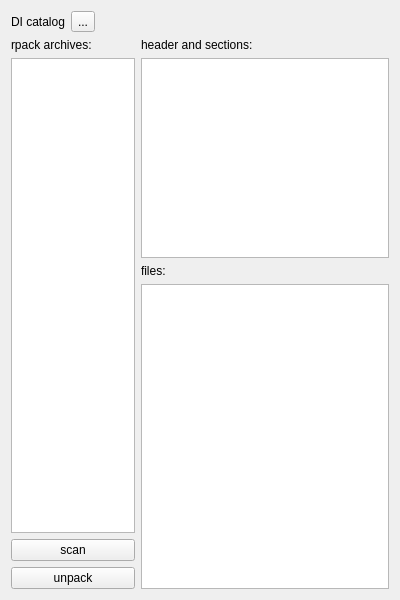
The window that widget.ui (hhrhhr/rp5l) describes before a commit, drawn with Qt 5.
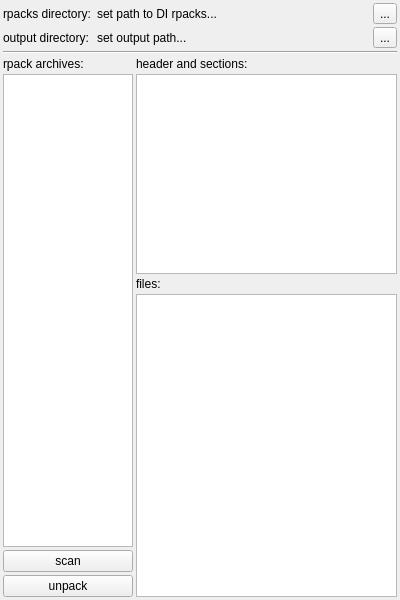
The same window after the commit. Icons and pictures are not drawn.

Diff of the .ui file:
```diff
--- a/widget.ui
+++ b/widget.ui
@@ -14,41 +14,89 @@
    <string>Widget</string>
   </property>
   <layout class="QVBoxLayout" name="verticalLayout">
+   <property name="spacing">
+    <number>3</number>
+   </property>
+   <property name="margin">
+    <number>3</number>
+   </property>
    <item>
-    <layout class="QHBoxLayout" name="horizontalLayout">
-     <item>
-      <widget class="QLabel" name="lbDiCatalog">
+    <layout class="QFormLayout" name="formLayout">
+     <property name="horizontalSpacing">
+      <number>6</number>
+     </property>
+     <property name="verticalSpacing">
+      <number>3</number>
+     </property>
+     <item row="0" column="0">
+      <widget class="QLabel" name="label_5">
        <property name="text">
-        <string>DI catalog</string>
+        <string>rpacks directory:</string>
        </property>
       </widget>
      </item>
-     <item>
-      <widget class="QToolButton" name="toolButton">
+     <item row="1" column="0">
+      <widget class="QLabel" name="label_4">
        <property name="text">
-        <string>...</string>
+        <string>output directory:</string>
        </property>
       </widget>
      </item>
-     <item>
-      <spacer name="horizontalSpacer">
-       <property name="orientation">
-        <enum>Qt::Horizontal</enum>
-       </property>
-       <property name="sizeHint" stdset="0">
-        <size>
-         <width>40</width>
-         <height>20</height>
-        </size>
-       </property>
-      </spacer>
+     <item row="0" column="1">
+      <layout class="QHBoxLayout" name="horizontalLayout">
+       <item>
+        <widget class="QLabel" name="lbDiCatalog">
+         <property name="text">
+          <string>set path to DI rpacks...</string>
+         </property>
+        </widget>
+       </item>
+       <item>
+        <widget class="QToolButton" name="selectRpacks">
+         <property name="text">
+          <string>...</string>
+         </property>
+        </widget>
+       </item>
+      </layout>
+     </item>
+     <item row="1" column="1">
+      <layout class="QHBoxLayout" name="horizontalLayout_3">
+       <item>
+        <widget class="QLabel" name="lbOutDirectory">
+         <property name="text">
+          <string>set output path...</string>
+         </property>
+        </widget>
+       </item>
+       <item>
+        <widget class="QToolButton" name="selectOutput">
+         <property name="text">
+          <string>...</string>
+         </property>
+        </widget>
+       </item>
+      </layout>
      </item>
     </layout>
    </item>
+   <item>
+    <widget class="Line" name="line">
+     <property name="orientation">
+      <enum>Qt::Horizontal</enum>
+     </property>
+    </widget>
+   </item>
    <item>
     <layout class="QHBoxLayout" name="horizontalLayout_2" stretch="1,2">
+     <property name="spacing">
+      <number>3</number>
+     </property>
      <item>
       <layout class="QVBoxLayout" name="verticalLayout_3">
+       <property name="spacing">
+        <number>3</number>
+       </property>
        <item>
         <widget class="QLabel" name="label">
          <property name="text">
@@ -81,6 +129,9 @@
      </item>
      <item>
       <layout class="QVBoxLayout" name="verticalLayout_5">
+       <property name="spacing">
+        <number>3</number>
+       </property>
        <item>
         <widget class="QLabel" name="label_3">
          <property name="text">
```
Left out of the diff: 12 changed lines with no effect on the pictures.
